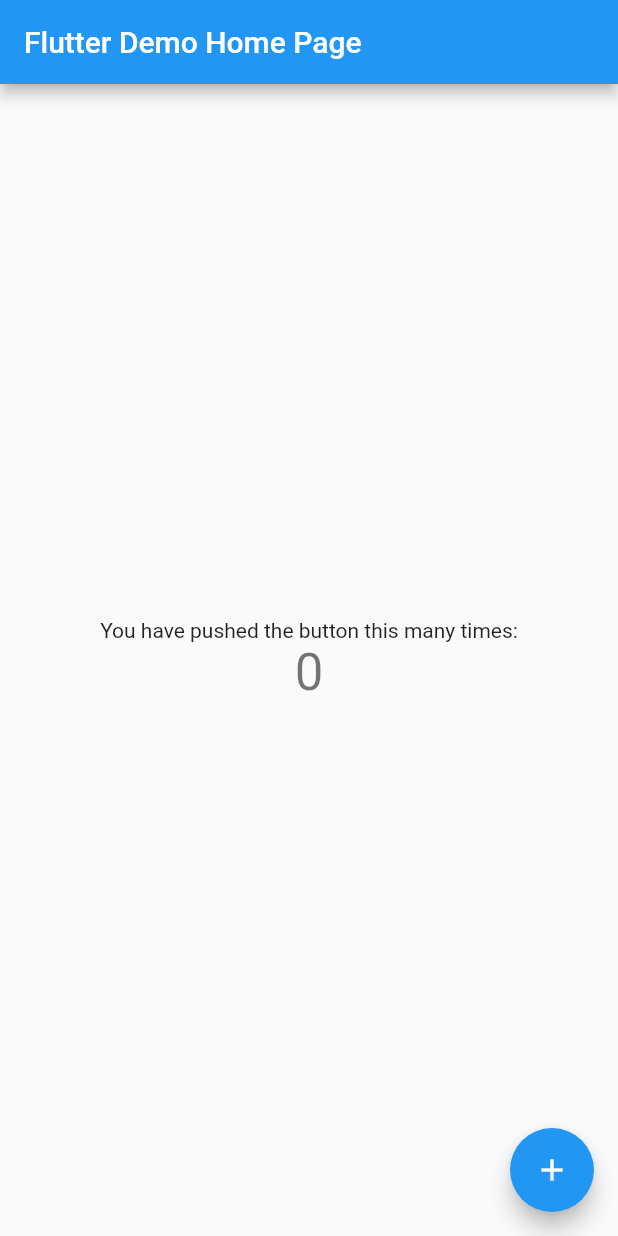
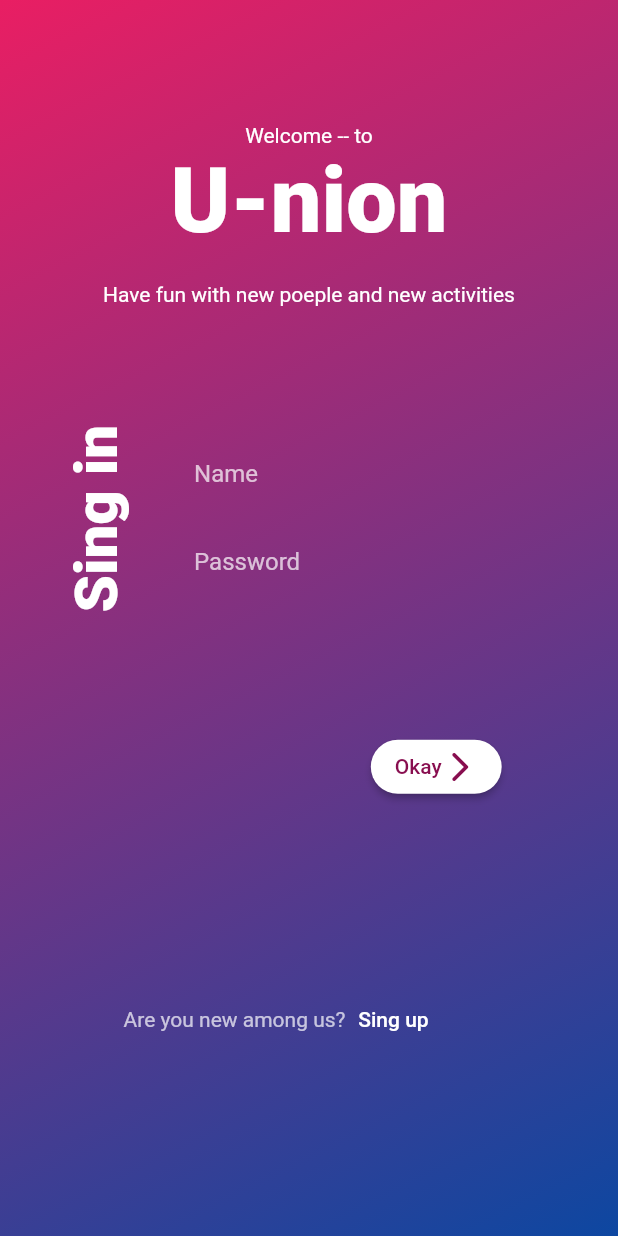
Before and after one commit to Kerimserdar/U-nion, a Flutter app: the screen it shows after launch, on a phone screen of 412 x 824 dp. Run offline on Flutter 3.47's test engine with Material 2 defaults, Android fonts, the light colour scheme and no system bars; missing offline and left inert: mysql1.

Commit message:
login screen ready, working on mysql1

```diff
--- /dev/null
+++ b/lib/login.dart
@@ -0,0 +1,207 @@
+import 'dart:collection';
+
+import 'package:flutter/material.dart';
+import 'package:union/mysql.dart';
+import 'package:union/pages.dart';
+import 'package:union/signup.dart';
+
+class Login extends StatefulWidget {
+  Login({Key key}) : super(key: key);
+
+  @override
+  _LoginState createState() => _LoginState();
+}
+
+class _LoginState extends State<Login> {
+
+  var db = Mysql();
+  var val = "";
+
+  void getVal() {
+    String sql = "select name from smalluniversity.instructor";
+    db.getConnection().then((conn) => {
+          conn.query(sql).then((results) => {
+                for (var row in results)
+                  {
+                    setState(() {
+                      val = row[0];
+                    }),
+                  }
+              }),
+        });
+  }
+
+  @override
+  void initState() {
+    super.initState();
+    getVal();
+  }
+
+  @override
+  Widget build(BuildContext context) {
+    return Scaffold(
+      resizeToAvoidBottomInset: false,
+      body: Container(
+        height: MediaQuery.of(context).size.height * 1,
+        decoration: BoxDecoration(
+          gradient: LinearGradient(
+              begin: Alignment.topLeft,
+              end: Alignment.bottomRight,
+              colors: [Colors.pink[500], Colors.blue[900]]),
+          shape: BoxShape.rectangle,
+        ),
+        child: Column(
+          children: [
+            Column(
+              mainAxisAlignment: MainAxisAlignment.center,
+              children: [
+                Padding(
+                  padding: EdgeInsets.only(
+                      top: MediaQuery.of(context).size.height * 0.1),
+                  child: Text(
+                    "Welcome -$val- to",
+                    style: TextStyle(
+                      color: Colors.white,
+                    ),
+                  ),
+                ),
+                Text(
+                  "U-nion",
+                  style: TextStyle(
+                    color: Colors.white,
+                    fontSize: 60,
+                    fontWeight: FontWeight.w900,
+                  ),
+                ),
+                Padding(
+                  padding: const EdgeInsets.only(top: 20),
+                  child: Text(
+                    "Have fun with new poeple and new activities",
+                    style: TextStyle(
+                      color: Colors.white,
+                    ),
+                  ),
+                ),
+              ],
+            ),
+            Row(
+              children: [
+                Container(
+                  margin: EdgeInsets.only(
+                      left: MediaQuery.of(context).size.width * 0.1),
+                  child: RotatedBox(
+                      quarterTurns: -1,
+                      child: Text(
+                        'Sing in',
+                        style: TextStyle(
+                          color: Colors.white,
+                          fontSize: 40,
+                          fontWeight: FontWeight.w900,
+                        ),
+                      )),
+                ),
+                Column(
+                  mainAxisAlignment: MainAxisAlignment.center,
+                  children: [
+                    Container(
+                      margin: EdgeInsets.only(
+                          top: MediaQuery.of(context).size.height * 0.1,
+                          left: MediaQuery.of(context).size.width * 0.1,
+                          right: MediaQuery.of(context).size.width * 0.1),
+                      width: MediaQuery.of(context).size.width * 0.5,
+                      child: TextField(
+                        style: TextStyle(
+                          color: Colors.white,
+                        ),
+                        decoration: InputDecoration(
+                          border: InputBorder.none,
+                          fillColor: Colors.lightBlueAccent,
+                          labelText: 'Name',
+                          labelStyle: TextStyle(
+                            color: Colors.white70,
+                          ),
+                        ),
+                      ),
+                    ),
+                    Container(
+                      margin: EdgeInsets.only(
+                          bottom: MediaQuery.of(context).size.height * 0.1,
+                          left: MediaQuery.of(context).size.width * 0.1,
+                          right: MediaQuery.of(context).size.width * 0.1),
+                      width: MediaQuery.of(context).size.width * 0.5,
+                      child: TextField(
+                        style: TextStyle(
+                          color: Colors.white,
+                        ),
+                        decoration: InputDecoration(
+                          border: InputBorder.none,
+                          fillColor: Colors.lightBlueAccent,
+                          labelText: 'Password',
+                          labelStyle: TextStyle(
+                            color: Colors.white70,
+                          ),
+                        ),
+                      ),
+                    ),
+                  ],
+                ),
+              ],
+            ),
+            Row(
+              children: [
+                SizedBox(width: MediaQuery.of(context).size.width * 0.6),
+                ElevatedButton(
+                  onPressed: () {
+                    Navigator.pushReplacement(context,
+                        MaterialPageRoute(builder: (context) => Pages()));
+                  },
+                  child: Row(
+                    children: [
+                      Text("Okay"),
+                      Icon(Icons.arrow_forward_ios_rounded),
+                    ],
+                  ),
+                  style: ElevatedButton.styleFrom(
+                    shape: new RoundedRectangleBorder(
+                      borderRadius: new BorderRadius.circular(30.0),
+                    ),
+                    primary: Colors.white, // background
+                    onPrimary: Colors.pink[900], // foreground
+                  ),
+                ),
+              ],
+            ),
+            Expanded(
+              child: Container(
+                margin: EdgeInsets.only(
+                    left: MediaQuery.of(context).size.width * 0.2),
+                child: Row(
+                  children: <Widget>[
+                    Text(
+                      'Are you new among us?',
+                      style: TextStyle(
+                        color: Colors.white70,
+                      ),
+                    ),
+                    TextButton(
+                      onPressed: () {
+                        Navigator.push(context,
+                            MaterialPageRoute(builder: (context) => Signup()));
+                      },
+                      child: Text(
+                        'Sing up',
+                        style: TextStyle(
+                          color: Colors.white,
+                        ),
+                      ),
+                    ),
+                  ],
+                ),
+              ),
+            )
+          ],
+        ),
+      ),
+    );
+  }
+}
--- a/lib/main.dart
+++ b/lib/main.dart
@@ -1,113 +1,16 @@
 import 'package:flutter/material.dart';
+import 'login.dart';
 
 void main() {
-  runApp(MyApp());
+  runApp(App());
 }
 
-class MyApp extends StatelessWidget {
-  // This widget is the root of your application.
+class App extends StatelessWidget {
   @override
   Widget build(BuildContext context) {
     return MaterialApp(
-      title: 'Flutter Demo',
-      theme: ThemeData(
-        // This is the theme of your application.
-        //
-        // Try running your application with "flutter run". You'll see the
-        // application has a blue toolbar. Then, without quitting the app, try
-        // changing the primarySwatch below to Colors.green and then invoke
-        // "hot reload" (press "r" in the console where you ran "flutter run",
-        // or simply save your changes to "hot reload" in a Flutter IDE).
-        // Notice that the counter didn't reset back to zero; the application
-        // is not restarted.
-        primarySwatch: Colors.blue,
-      ),
-      home: MyHomePage(title: 'Flutter Demo Home Page'),
+      debugShowCheckedModeBanner: false,
+      home: Login(),
     );
   }
 }
-
-class MyHomePage extends StatefulWidget {
-  MyHomePage({Key key, this.title}) : super(key: key);
-
-  // This widget is the home page of your application. It is stateful, meaning
-  // that it has a State object (defined below) that contains fields that affect
-  // how it looks.
-
-  // This class is the configuration for the state. It holds the values (in this
-  // case the title) provided by the parent (in this case the App widget) and
-  // used by the build method of the State. Fields in a Widget subclass are
-  // always marked "final".
-
-  final String title;
-
-  @override
-  _MyHomePageState createState() => _MyHomePageState();
-}
-
-class _MyHomePageState extends State<MyHomePage> {
-  int _counter = 0;
-
-  void _incrementCounter() {
-    setState(() {
-      // This call to setState tells the Flutter framework that something has
-      // changed in this State, which causes it to rerun the build method below
-      // so that the display can reflect the updated values. If we changed
-      // _counter without calling setState(), then the build method would not be
-      // called again, and so nothing would appear to happen.
-      _counter++;
-    });
-  }
-
-  @override
-  Widget build(BuildContext context) {
-    // This method is rerun every time setState is called, for instance as done
-    // by the _incrementCounter method above.
-    //
-    // The Flutter framework has been optimized to make rerunning build methods
-    // fast, so that you can just rebuild anything that needs updating rather
-    // than having to individually change instances of widgets.
-    return Scaffold(
-      appBar: AppBar(
-        // Here we take the value from the MyHomePage object that was created by
-        // the App.build method, and use it to set our appbar title.
-        title: Text(widget.title),
-      ),
-      body: Center(
-        // Center is a layout widget. It takes a single child and positions it
-        // in the middle of the parent.
-        child: Column(
-          // Column is also a layout widget. It takes a list of children and
-          // arranges them vertically. By default, it sizes itself to fit its
-          // children horizontally, and tries to be as tall as its parent.
-          //
-          // Invoke "debug painting" (press "p" in the console, choose the
-          // "Toggle Debug Paint" action from the Flutter Inspector in Android
-          // Studio, or the "Toggle Debug Paint" command in Visual Studio Code)
-          // to see the wireframe for each widget.
-          //
-          // Column has various properties to control how it sizes itself and
-          // how it positions its children. Here we use mainAxisAlignment to
-          // center the children vertically; the main axis here is the vertical
-          // axis because Columns are vertical (the cross axis would be
-          // horizontal).
-          mainAxisAlignment: MainAxisAlignment.center,
-          children: <Widget>[
-            Text(
-              'You have pushed the button this many times:',
-            ),
-            Text(
-              '$_counter',
-              style: Theme.of(context).textTheme.headline4,
-            ),
-          ],
-        ),
-      ),
-      floatingActionButton: FloatingActionButton(
-        onPressed: _incrementCounter,
-        tooltip: 'Increment',
-        child: Icon(Icons.add),
-      ), // This trailing comma makes auto-formatting nicer for build methods.
-    );
-  }
-}
--- /dev/null
+++ b/lib/mysql.dart
@@ -0,0 +1,22 @@
+import 'package:mysql1/mysql1.dart';
+
+class Mysql {
+  static String host = "10.0.2.2",
+      user = "root",
+      password = "2014101kerim",
+      db = "smalluniversity";
+  static int port = 3306;
+
+  Mysql();
+
+  Future<MySqlConnection> getConnection() async {
+    var settings = new ConnectionSettings(
+      host: host,
+      port: port,
+      user: user,
+      password: password,
+      db: db,
+    );
+    return await MySqlConnection.connect(settings);
+  }
+}
--- a/pubspec.yaml
+++ b/pubspec.yaml
@@ -23,7 +23,7 @@
 dependencies:
   flutter:
     sdk: flutter
-
+  mysql1: ^0.19.0
 
   # The following adds the Cupertino Icons font to your application.
   # Use with the CupertinoIcons class for iOS style icons.
```
Also changed, not shown: lib/pages.dart (added, +13 -0 lines), lib/signup.dart (added, +230 -0 lines), pubspec.lock, 2 other files.
